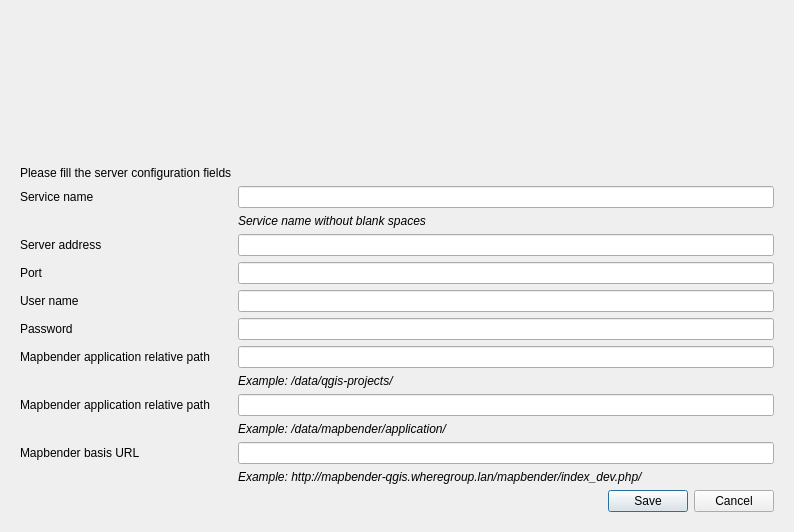
Qt form mapbender_plugin/dialogs/ui/add_server_section_dialog.ui (WhereGroup/QGIS2Mapbender) before a commit.
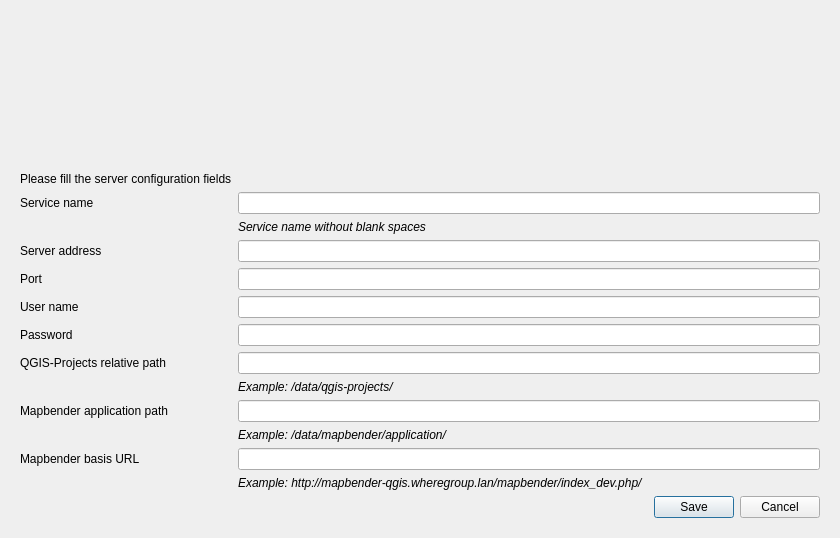
The same form after that commit. Icons and pictures are not drawn.

Commit message: get qgis project path from server config and update server table: show qgis project path. add dynamic basis url (2)

```diff
--- a/mapbender_plugin/dialogs/ui/add_server_section_dialog.ui
+++ b/mapbender_plugin/dialogs/ui/add_server_section_dialog.ui
@@ -6,8 +6,8 @@
    <rect>
     <x>0</x>
     <y>0</y>
-    <width>794</width>
-    <height>532</height>
+    <width>840</width>
+    <height>538</height>
    </rect>
   </property>
   <property name="windowTitle">
@@ -117,7 +117,7 @@
         <item row="7" column="0">
          <widget class="QLabel" name="newQgisProjectPathLabel">
           <property name="text">
-           <string>Mapbender application relative path</string>
+           <string>QGIS-Projects relative path</string>
           </property>
          </widget>
         </item>
@@ -142,7 +142,7 @@
         <item row="9" column="0">
          <widget class="QLabel" name="newMapbenderPathLabel">
           <property name="text">
-           <string>Mapbender application relative path</string>
+           <string>Mapbender application path</string>
           </property>
          </widget>
         </item>
```
Left out of the diff: 8 changed lines with no effect on the pictures. The commit also changes 4 other files.
